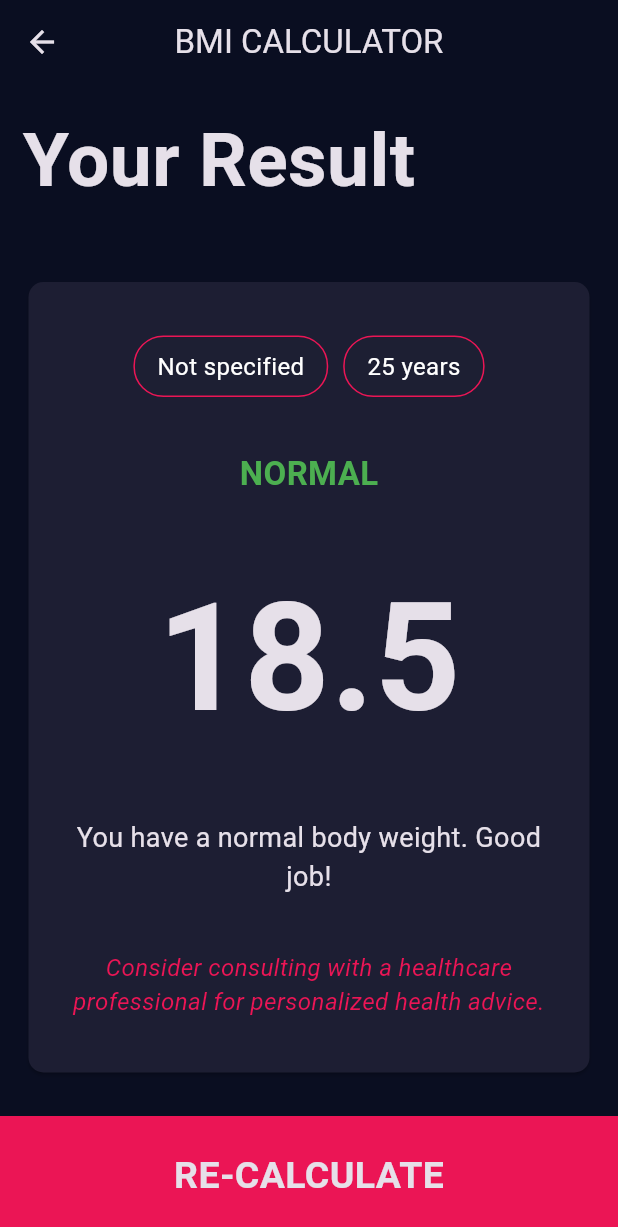
After one commit to subhash-varun/bmi-calculator-flutter, a Flutter app: the screen it shows after launch, after a tap on "CALCULATE", on a phone screen of 412 x 824 dp. The commit adds this screen. Shown: the top 1227 px of the screen. Run offline on Flutter 3.47's test engine with Material 3 defaults, Android fonts, the phone set to English and light mode, and no system bars.

Commit message:
added result page and navigation

```diff
--- /dev/null
+++ b/lib/calculator_brain.dart
@@ -0,0 +1,54 @@
+class CalculatorBrain {
+  final int height;
+  final int weight;
+  double _bmi = 0;
+
+  CalculatorBrain({required this.height, required this.weight});
+
+  String calculateBMI() {
+    _bmi = weight / ((height / 100) * (height / 100));
+    return _bmi.toStringAsFixed(1);
+  }
+
+  String getResult() {
+    if (_bmi >= 25) {
+      return 'Overweight';
+    } else if (_bmi > 18.5) {
+      return 'Normal';
+    } else {
+      return 'Underweight';
+    }
+  }
+
+  String getInterpretation() {
+    if (_bmi >= 25) {
+      return 'You have a higher than normal body weight. Try to exercise more.';
+    } else if (_bmi > 18.5) {
+      return 'You have a normal body weight. Good job!';
+    } else {
+      return 'You have a lower body than normal body weight. You can eat a bit more.';
+    }
+  }
+
+  String getGenderSpecificAdvice(String gender) {
+    if (gender == 'Male') {
+      if (_bmi >= 25) {
+        return 'Men with higher BMI may have increased risk for heart disease. Consider adding cardio to your routine.';
+      } else if (_bmi > 18.5) {
+        return 'Your BMI is in the healthy range for men. Keep up with regular exercise!';
+      } else {
+        return 'Men with lower BMI may need to focus on strength training and protein intake.';
+      }
+    } else if (gender == 'Female') {
+      if (_bmi >= 25) {
+        return 'Women with higher BMI may have higher risk for certain health conditions. Consider balanced diet changes.';
+      } else if (_bmi > 18.5) {
+        return 'Your BMI is in the healthy range for women. Maintain a balance of cardio and strength training.';
+      } else {
+        return 'Women with lower BMI should ensure adequate nutrition, especially calcium and iron intake.';
+      }
+    } else {
+      return 'Consider consulting with a healthcare professional for personalized health advice.';
+    }
+  }
+}
--- a/lib/input_page.dart
+++ b/lib/input_page.dart
@@ -1,3 +1,5 @@
+import 'package:bmi_calculator/calculator_brain.dart';
+import 'package:bmi_calculator/result_page.dart';
 import 'package:flutter/material.dart';
 
 // Constants for UI colors
@@ -22,6 +24,17 @@ class _InputPageState extends State<InputPage> {
   double height = 180.0;
   double weight = 60.0;
   int age = 25;
+
+  // Helper function to get gender as string
+  String getGenderString() {
+    if (selectedGender == Gender.male) {
+      return 'Male';
+    } else if (selectedGender == Gender.female) {
+      return 'Female';
+    } else {
+      return 'Not specified';
+    }
+  }
 
   @override
   Widget build(BuildContext context) {
@@ -273,7 +286,10 @@ class _InputPageState extends State<InputPage> {
                                 icon: Icon(Icons.remove),
                                 onPressed: () {
                                   setState(() {
-                                    age = age > 1 ? age - 1 : 1; // Fixed minimum age to 1
+                                    age =
+                                        age > 1
+                                            ? age - 1
+                                            : 1; // Fixed minimum age to 1
                                   });
                                 },
                               ),
@@ -299,6 +315,29 @@ class _InputPageState extends State<InputPage> {
 
           // SECTION 4: Calculate button
           GestureDetector(
+            onTap: () {
+              CalculatorBrain calc = CalculatorBrain(
+                height: height.toInt(),
+                weight: weight.toInt(),
+              );
+
+              Navigator.push(
+                context,
+                MaterialPageRoute(
+                  builder:
+                      (context) => ResultPage(
+                        bmiResult: calc.calculateBMI(),
+                        resultText: calc.getResult(),
+                        interpretation: calc.getInterpretation(),
+                        genderAdvice: calc.getGenderSpecificAdvice(
+                          getGenderString(),
+                        ),
+                        gender: getGenderString(),
+                        age: age,
+                      ),
+                ),
+              );
+            },
             child: Container(
               color: bottomContainerColor,
               margin: const EdgeInsets.only(top: 10.0),
@@ -307,10 +346,7 @@ class _InputPageState extends State<InputPage> {
               child: Center(
                 child: Text(
                   'CALCULATE',
-                  style: TextStyle(
-                    fontSize: 25.0,
-                    fontWeight: FontWeight.bold,
-                  )
+                  style: TextStyle(fontSize: 25.0, fontWeight: FontWeight.bold),
                 ),
               ),
             ),
--- /dev/null
+++ b/lib/result_page.dart
@@ -0,0 +1,152 @@
+import 'package:flutter/material.dart';
+
+class ResultPage extends StatelessWidget {
+  final String bmiResult;
+  final String resultText;
+  final String interpretation;
+  final String genderAdvice;
+  final String gender;
+  final int age;
+
+  const ResultPage({
+    Key? key,
+    required this.bmiResult,
+    required this.resultText,
+    required this.interpretation,
+    required this.genderAdvice,
+    required this.gender,
+    required this.age,
+  }) : super(key: key);
+
+  @override
+  Widget build(BuildContext context) {
+    return Scaffold(
+      appBar: AppBar(
+        title: const Text('BMI CALCULATOR'),
+        centerTitle: true,
+        backgroundColor: const Color(0xFF0A0E21),
+      ),
+      body: Column(
+        mainAxisAlignment: MainAxisAlignment.spaceEvenly,
+        crossAxisAlignment: CrossAxisAlignment.stretch,
+        children: [
+          const Expanded(
+            child: Padding(
+              padding: EdgeInsets.all(15.0),
+              child: Text(
+                'Your Result',
+                style: TextStyle(
+                  fontSize: 50.0,
+                  fontWeight: FontWeight.bold,
+                ),
+              ),
+            ),
+          ),
+          Expanded(
+            flex: 5,
+            child: Padding(
+              padding: const EdgeInsets.all(15.0),
+              child: Card(
+                color: const Color(0xFF1D1E33),
+                shape: RoundedRectangleBorder(
+                  borderRadius: BorderRadius.circular(10.0),
+                ),
+                child: Column(
+                  mainAxisAlignment: MainAxisAlignment.spaceEvenly,
+                  crossAxisAlignment: CrossAxisAlignment.center,
+                  children: [
+                    // Display gender and age
+                    Row(
+                      mainAxisAlignment: MainAxisAlignment.center,
+                      children: [
+                        _buildInfoChip(gender),
+                        const SizedBox(width: 10.0),
+                        _buildInfoChip('$age years'),
+                      ],
+                    ),
+                    Text(
+                      resultText.toUpperCase(),
+                      style: TextStyle(
+                        color: resultText == 'Normal' ? Colors.green :
+                               resultText == 'Overweight' ? Colors.red : Colors.yellow,
+                        fontSize: 22.0,
+                        fontWeight: FontWeight.bold,
+                      ),
+                    ),
+                    Text(
+                      bmiResult,
+                      style: const TextStyle(
+                        fontSize: 100.0,
+                        fontWeight: FontWeight.bold,
+                      ),
+                    ),
+                    Padding(
+                      padding: const EdgeInsets.symmetric(horizontal: 15.0),
+                      child: Text(
+                        interpretation,
+                        textAlign: TextAlign.center,
+                        style: const TextStyle(
+                          fontSize: 18.0,
+                        ),
+                      ),
+                    ),
+                    Padding(
+                      padding: const EdgeInsets.symmetric(horizontal: 15.0),
+                      child: Text(
+                        genderAdvice,
+                        textAlign: TextAlign.center,
+                        style: const TextStyle(
+                          fontSize: 16.0,
+                          fontStyle: FontStyle.italic,
+                          color: Color(0xFFEB1555),
+                        ),
+                      ),
+                    ),
+                  ],
+                ),
+              ),
+            ),
+          ),
+          GestureDetector(
+            onTap: () {
+              Navigator.pop(context);
+            },
+            child: Container(
+              color: const Color(0xFFEB1555),
+              margin: const EdgeInsets.only(top: 10.0),
+              width: double.infinity,
+              height: 80.0,
+              child: const Center(
+                child: Text(
+                  'RE-CALCULATE',
+                  style: TextStyle(
+                    fontSize: 25.0,
+                    fontWeight: FontWeight.bold,
+                  ),
+                ),
+              ),
+            ),
+          ),
+        ],
+      ),
+    );
+  }
+
+  Widget _buildInfoChip(String label) {
+    return Container(
+      padding: const EdgeInsets.symmetric(horizontal: 15.0, vertical: 8.0),
+      decoration: BoxDecoration(
+        color: const Color(0xFF1D1F33),
+        borderRadius: BorderRadius.circular(20.0),
+        border: Border.all(color: const Color(0xFFEB1555)),
+      ),
+      child: Text(
+        label,
+        style: const TextStyle(
+          color: Colors.white,
+          fontSize: 16.0,
+        ),
+      ),
+    );
+  }
+}
```
Also changed, not shown: 1 other file.
